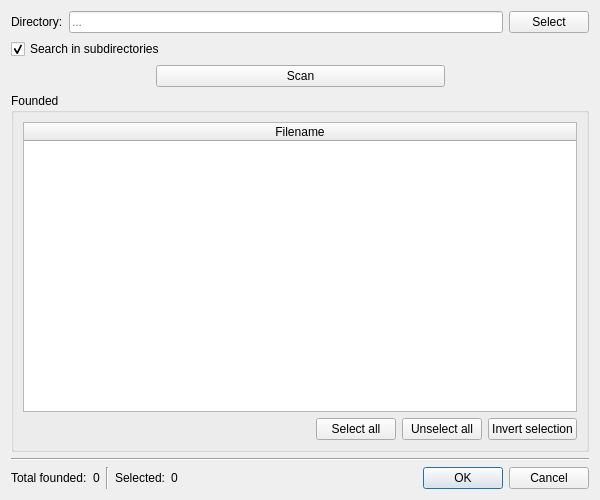
Before: the Qt Designer form src/filmscannerwindow.ui in eugene-melnik/alexandra, drawn with Qt 5.
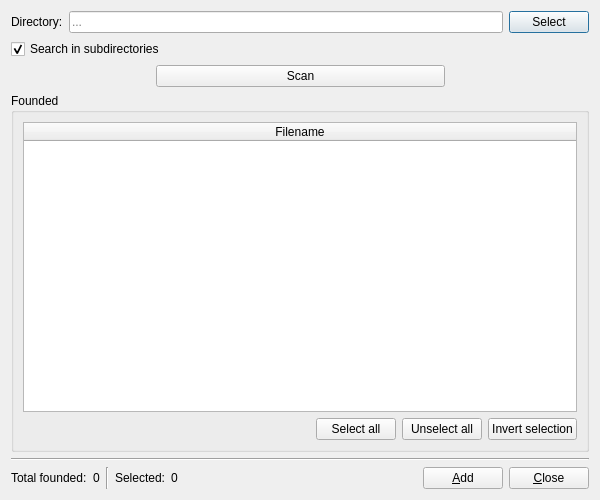
After: the same form once the commit is applied. Icons and pictures are not drawn.

```diff
--- a/src/filmscannerwindow.ui
+++ b/src/filmscannerwindow.ui
@@ -252,9 +252,16 @@
       </spacer>
      </item>
      <item>
-      <widget class="QDialogButtonBox" name="buttonBox">
-       <property name="standardButtons">
-        <set>QDialogButtonBox::Cancel|QDialogButtonBox::Ok</set>
+      <widget class="QPushButton" name="bAdd">
+       <property name="text">
+        <string>&amp;Add</string>
+       </property>
+      </widget>
+     </item>
+     <item>
+      <widget class="QPushButton" name="bClose">
+       <property name="text">
+        <string>&amp;Close</string>
        </property>
       </widget>
      </item>
```
Left out of the diff: 14 changed lines with no effect on the pictures.
